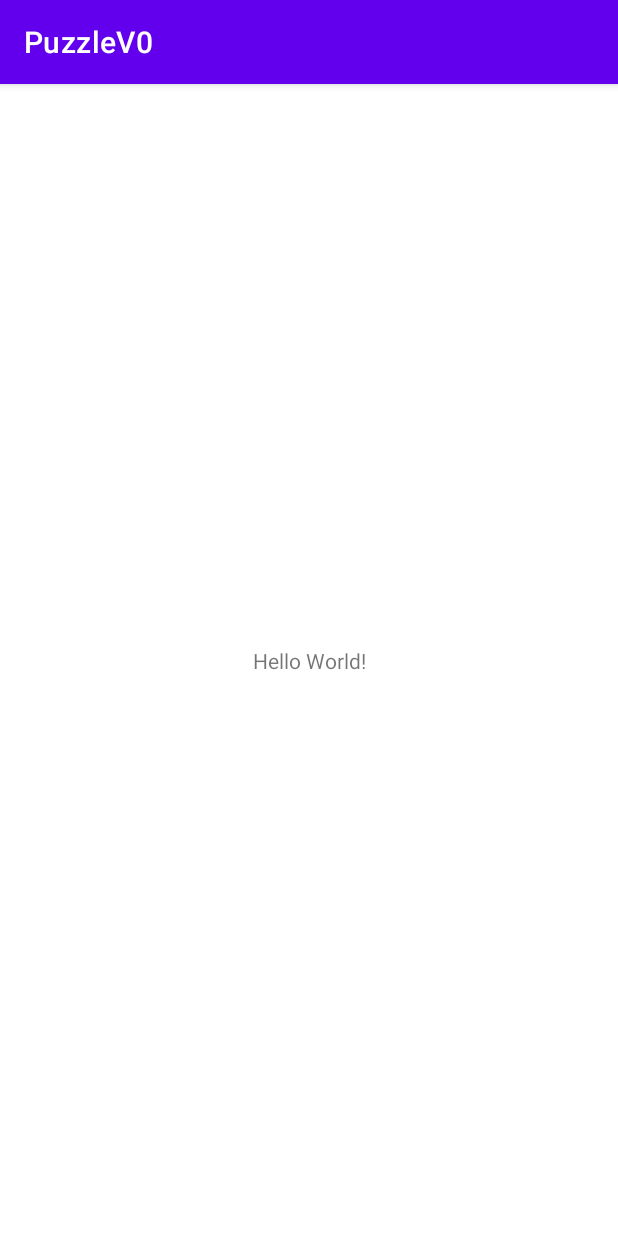
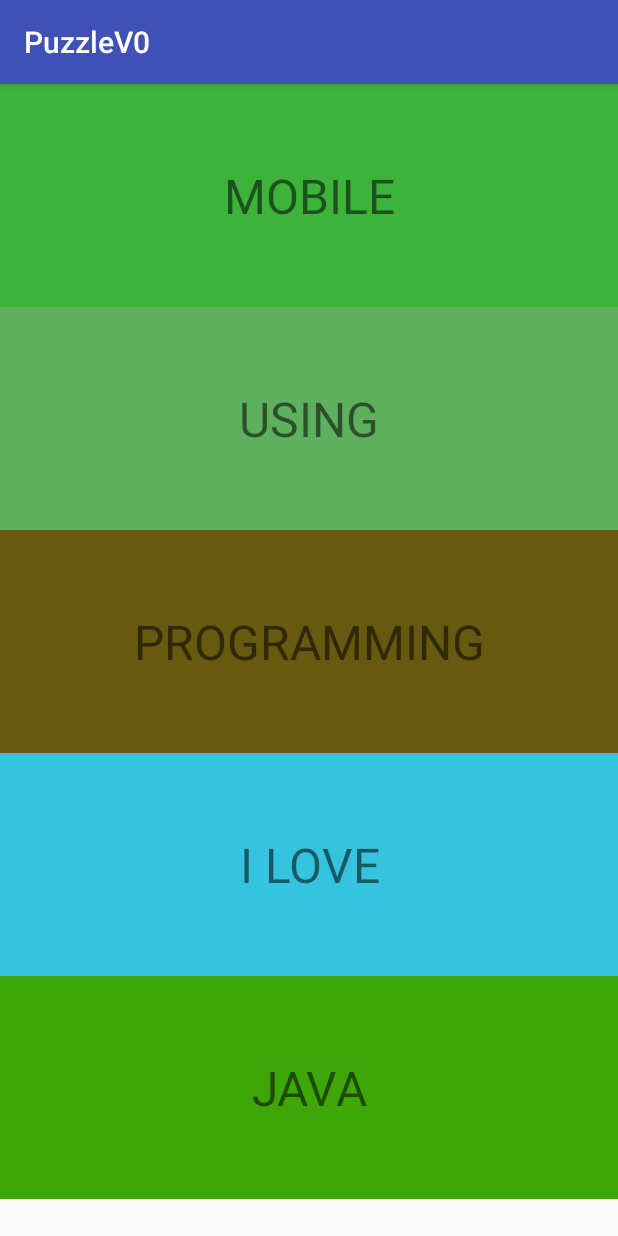
Before and after one commit to KeeganMaynard/PuzzleV0, an Android app: the screen it shows after launch (MainActivity), on a phone screen of 412 x 824 dp. Run offline under Robolectric (Android 15) with nearby library versions, the phone set to English and light mode, and no system bars.

Commit message:
Implemented v0

```diff
--- a/app/src/main/AndroidManifest.xml
+++ b/app/src/main/AndroidManifest.xml
@@ -11,7 +11,7 @@
         android:label="@string/app_name"
         android:roundIcon="@mipmap/ic_launcher_round"
         android:supportsRtl="true"
-        android:theme="@style/Theme.PuzzleV0"
+        android:theme="@style/AppTheme"
         tools:targetApi="31">
         <activity
             android:name=".MainActivity"
--- a/app/src/main/java/com/keegan/android/puzzlev0/MainActivity.java
+++ b/app/src/main/java/com/keegan/android/puzzlev0/MainActivity.java
@@ -1,14 +1,51 @@
 package com.keegan.android.puzzlev0;
 
+import android.content.res.Resources;
+import android.graphics.Point;
+import android.os.Bundle;
+//import android.support.v7.app.AppCompatActivity;
 import androidx.appcompat.app.AppCompatActivity;
-
-import android.os.Bundle;
+import android.util.DisplayMetrics;
+import android.util.TypedValue;
 
 public class MainActivity extends AppCompatActivity {
+    public static int STATUS_BAR_HEIGHT = 24; // in dp
+    public static int ACTION_BAR_HEIGHT = 56; // in dp
+    private PuzzleView puzzleView;
+    private Puzzle puzzle;
 
-    @Override
-    protected void onCreate(Bundle savedInstanceState) {
-        super.onCreate(savedInstanceState);
-        setContentView(R.layout.activity_main);
+    protected void onCreate( Bundle savedInstanceState ) {
+        super.onCreate( savedInstanceState );
+        puzzle = new Puzzle( );
+
+        Point size = new Point( );
+        getWindowManager( ).getDefaultDisplay( ).getSize( size );
+        int screenHeight = size.y;
+        int puzzleWidth = size.x;
+
+        Resources res = getResources();
+        DisplayMetrics metrics = res.getDisplayMetrics( );
+        float pixelDensity = metrics.density;
+
+        TypedValue tv = new TypedValue( );
+        int actionBarHeight = ( int ) ( pixelDensity * ACTION_BAR_HEIGHT );
+        if( getTheme( ).resolveAttribute( android.R.attr.actionBarSize,
+                tv, true ) )
+            actionBarHeight = TypedValue.complexToDimensionPixelSize( tv.data,
+                    metrics );
+
+        int statusBarHeight = ( int ) ( pixelDensity * STATUS_BAR_HEIGHT );
+        int resourceId =
+                res.getIdentifier( "status_bar_height", "dimen", "android" );
+        if( resourceId != 0 ) // found resource for status bar height
+            statusBarHeight = res.getDimensionPixelSize( resourceId );
+
+        int puzzleHeight = screenHeight - statusBarHeight - actionBarHeight;
+        puzzleView = new PuzzleView( this, puzzleWidth, puzzleHeight,
+                puzzle.getNumberOfParts( ) );
+        String [] scrambled = puzzle.scramble( );
+        puzzleView.fillGui( scrambled );
+
+        setContentView( puzzleView );
     }
 }
--- /dev/null
+++ b/app/src/main/java/com/keegan/android/puzzlev0/Puzzle.java
@@ -0,0 +1,50 @@
+package com.keegan.android.puzzlev0;
+
+import java.util.Random;
+
+public class Puzzle {
+    public static final int NUMBER_PARTS = 5;
+    String [] parts;
+    Random random = new Random( );
+
+    public Puzzle( ) {
+        parts = new String[NUMBER_PARTS];
+        parts[0] = "I LOVE";
+        parts[1] = "MOBILE";
+        parts[2] = "PROGRAMMING";
+        parts[3] = "USING";
+        parts[4] = "JAVA";
+    }
+
+    public boolean solved( String [] solution ) {
+        if( solution != null && solution.length == parts.length ) {
+            for( int i = 0; i < parts.length; i++ ) {
+                if( !solution[i].equals( parts[i] ) )
+                    return false;
+            }
+            return true;
+        }
+        else
+            return false;
+    }
+
+    public String [] scramble( ) {
+        String [] scrambled = new String[parts.length];
+        for( int i = 0; i < scrambled.length; i++ )
+            scrambled[i] = parts[i];
+
+        while( solved( scrambled ) ) {
+            for( int i = 0; i < scrambled.length; i++ ) {
+                int n = random.nextInt( scrambled.length - i ) + i;
+                String temp = scrambled[i];
+                scrambled[i] = scrambled[n];
+                scrambled[n] = temp;
+            }
+        }
+        return scrambled;
+    }
+
+    public int getNumberOfParts( ) {
+        return parts.length;
+    }
+}
--- /dev/null
+++ b/app/src/main/java/com/keegan/android/puzzlev0/PuzzleView.java
@@ -0,0 +1,49 @@
+package com.keegan.android.puzzlev0;
+
+import android.graphics.Color;
+import android.view.Gravity;
+import android.widget.RelativeLayout;
+import android.widget.TextView;
+
+import androidx.appcompat.app.AppCompatActivity;
+
+import java.util.Random;
+
+public class PuzzleView extends RelativeLayout {
+    private TextView [] tvs;
+    private LayoutParams [] params;
+    private int [] colors;
+
+    private int labelHeight;
+
+    public PuzzleView(AppCompatActivity activity, int width, int height,
+                      int numberOfPieces ) {
+        super( activity );
+        buildGuiByCode( activity, width, height, numberOfPieces );
+    }
+
+    public void buildGuiByCode(AppCompatActivity activity, int width, int height,
+                               int numberOfPieces ) {
+        tvs = new TextView[numberOfPieces];
+        colors = new int[tvs.length];
+        params = new LayoutParams[tvs.length];
+        Random random = new Random( );
+        labelHeight = height / numberOfPieces;
+        for( int i = 0; i < tvs.length; i++ ) {
+            tvs[i] = new TextView( activity );
+            tvs[i].setGravity( Gravity.CENTER );
+            colors[i] = Color.rgb( random.nextInt( 255 ),
+                    random.nextInt( 255 ),	random.nextInt( 255 ) );
+            tvs[i].setBackgroundColor( colors[i] );
+            params[i] = new LayoutParams( width, labelHeight );
+            params[i].leftMargin = 0;
+            params[i].topMargin = labelHeight * i;
+            addView( tvs[i], params[i] );
+        }
+    }
+
+    public void fillGui( String [] scrambledText ) {
+        for( int i = 0; i < tvs.length; i++ )
+            tvs[i].setText( scrambledText[i] );
+    }
+}
--- a/app/src/main/res/values/colors.xml
+++ b/app/src/main/res/values/colors.xml
@@ -7,4 +7,8 @@
     <color name="teal_700">#FF018786</color>
     <color name="black">#FF000000</color>
     <color name="white">#FFFFFFFF</color>
+
+    <color name="colorPrimary">#3F51B5</color>
+    <color name="colorPrimaryDark">#303F9F</color>
+    <color name="colorAccent">#FF4081</color>
 </resources>
--- /dev/null
+++ b/app/src/main/res/values/dimens.xml
@@ -0,0 +1,5 @@
+<?xml version="1.0" encoding="utf-8"?>
+<resources>
+    <dimen name="activity_horizontal_margin">16dp</dimen>
+    <dimen name="activity_vertical_margin">16dp</dimen>
+</resources>
--- /dev/null
+++ b/app/src/main/res/values/styles.xml
@@ -0,0 +1,9 @@
+<?xml version="1.0" encoding="utf-8"?>
+<resources>
+    <style name="AppTheme" parent="Theme.AppCompat.Light.DarkActionBar">
+        <item name="android:textSize">32sp</item>
+        <item name="colorPrimary">@color/colorPrimary</item>
+        <item name="colorPrimaryDark">@color/colorPrimaryDark</item>
+        <item name="colorAccent">@color/colorAccent</item>
+    </style>
+</resources>
```
